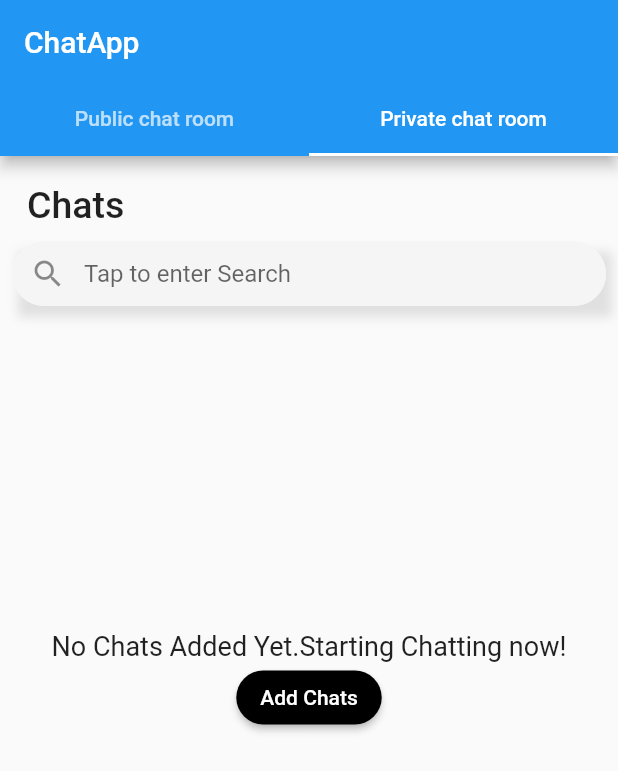
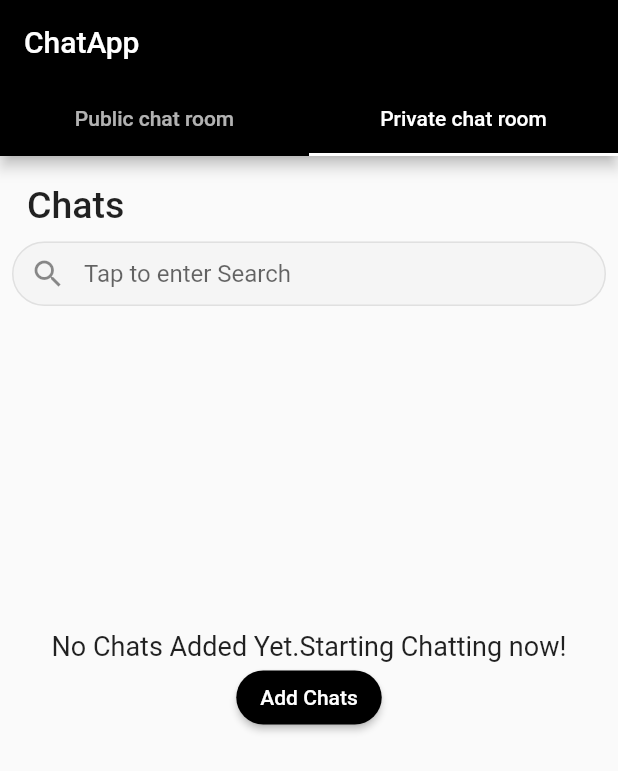
Before and after one commit to Overlord1600/ChatApp, a Flutter app: the screen it shows once a user with an empty profile is signed in, tab 2 chosen, on a phone screen of 412 x 824 dp. Shown: the top 771 px of the screen. Run offline on Flutter 3.47's test engine with Material 2 defaults, Android fonts, the phone set to English and light mode, and no system bars; our stand-ins replace cloud_firestore, firebase_auth, firebase_core; accounts and stored records are empty.

Commit message:
chat app v3

```diff
--- a/lib/Providers/Messages.dart
+++ b/lib/Providers/Messages.dart
@@ -3,7 +3,8 @@ import 'package:cloud_firestore/cloud_firestore.dart';
 
 class Messages extends ChangeNotifier {
   ScrollController controller = ScrollController();
-  void scroll() {
+  Future<void> scroll() async {
+    await Future.delayed(Duration.zero);
     controller.jumpTo(controller.position.maxScrollExtent);
   }
 
--- a/lib/Screens/PrivateChat.dart
+++ b/lib/Screens/PrivateChat.dart
@@ -27,14 +27,7 @@ class _PrivateChatScreenState extends State<PrivateChatScreen> {
                   style: TextStyle(fontWeight: FontWeight.w500, fontSize: 25),
                 ),
               ),
-              Container(
-                decoration: BoxDecoration(boxShadow: [
-                  BoxShadow(
-                    color: Colors.grey.shade300,
-                    blurRadius: 5,
-                    offset: const Offset(4, 7), // Shadow position
-                  ),
-                ]),
+              SizedBox(
                 height: 43,
                 child: TextField(
                     keyboardType: TextInputType.none,
@@ -49,13 +42,13 @@ class _PrivateChatScreenState extends State<PrivateChatScreen> {
                       hintText: 'Tap to enter Search',
                       enabledBorder: OutlineInputBorder(
                           borderRadius: BorderRadius.circular(30),
-                          borderSide: BorderSide(color: Colors.grey.shade100)),
+                          borderSide: BorderSide(color: Colors.grey.shade300)),
                       disabledBorder: OutlineInputBorder(
                           borderRadius: BorderRadius.circular(30),
-                          borderSide: BorderSide(color: Colors.grey.shade100)),
+                          borderSide: BorderSide(color: Colors.grey.shade300)),
                       focusedBorder: OutlineInputBorder(
                           borderRadius: BorderRadius.circular(30),
-                          borderSide: BorderSide(color: Colors.grey.shade100)),
+                          borderSide: BorderSide(color: Colors.grey.shade300)),
                     )),
               ),
               Container(
--- a/lib/Widgets/NoChatsPlaceholder.dart
+++ b/lib/Widgets/NoChatsPlaceholder.dart
@@ -11,14 +11,11 @@ class NoChatsPlaceholder extends StatelessWidget {
       child: Column(
         mainAxisAlignment: MainAxisAlignment.center,
         children: [
-          Container(
-            child: const Text(
+          const Text(
             'No Chats Added Yet.Starting Chatting now!',
             style: TextStyle(fontSize: 18, fontWeight: FontWeight.w400),
           ),
-          ),
-          Container(
-            child: ElevatedButton(
+          ElevatedButton(
             style: ButtonStyle(
                 shape: MaterialStateProperty.all(RoundedRectangleBorder(
                     borderRadius: BorderRadius.circular(20))),
@@ -26,7 +23,6 @@ class NoChatsPlaceholder extends StatelessWidget {
             onPressed: () {},
             child: const Text('Add Chats'),
           ),
-          )
         ],
       ),
     );
--- a/lib/main.dart
+++ b/lib/main.dart
@@ -1,4 +1,6 @@
 import 'package:chat_app/Providers/AuthenticationData.dart';
+import 'package:chat_app/Providers/CreateMethods.dart';
+import 'package:chat_app/Providers/FetcherMethods.dart';
 import 'package:chat_app/Screens/Authentication.dart';
 import 'package:chat_app/Screens/MainScreen.dart';
 import 'package:chat_app/Screens/SearchResultsScreen.dart';
@@ -9,8 +11,10 @@ import 'package:firebase_auth/firebase_auth.dart';
 import 'package:firebase_core/firebase_core.dart';
 import './Providers/Messages.dart';
 
-void main() {
+void main() async {
   WidgetsFlutterBinding.ensureInitialized();
+
+  await Firebase.initializeApp();
   SystemChrome.setPreferredOrientations(
       [DeviceOrientation.portraitUp, DeviceOrientation.portraitDown]);
   runApp(const MyApp());
@@ -25,17 +29,19 @@ class MyApp extends StatelessWidget {
     return MultiProvider(
         providers: [
           ChangeNotifierProvider.value(value: AuthenticationData()),
-        ChangeNotifierProvider.value(value: Messages())
+          ChangeNotifierProvider.value(value: Messages()),
+          ChangeNotifierProvider.value(value: FetcherMethods()),
+          ChangeNotifierProvider.value(value: CreateMethods()),
         ],
-      child: FutureBuilder(
-        future: Firebase.initializeApp(),
-        builder: (context, snapshot) {
-          if (snapshot.connectionState == ConnectionState.done) {
-            return MaterialApp(
-              routes: {'/SearchScreen': (context) => SearchScreen()},
+        child: MaterialApp(
+          routes: {
+            '/SearchScreen': (context) => SearchScreen(),
+          },
           title: 'Flutter Demo',
           theme: ThemeData(
-                primarySwatch: Colors.blue,
+            colorScheme: ThemeData()
+                .colorScheme
+                .copyWith(primary: Colors.black, secondary: Colors.black),
           ),
           home: StreamBuilder(
               stream: FirebaseAuth.instance.authStateChanges(),
@@ -49,12 +55,6 @@ class MyApp extends StatelessWidget {
                   return const AuthenticationScreen();
                 }
               })),
-            );
-          } else {
-            return const Center(child: CircularProgressIndicator());
-          }
-        },
-      ),
-    );
+        ));
   }
 }
```
Also changed, not shown: lib/Providers/CreateMethods.dart (+15 -4 lines), lib/Providers/FetcherMethods.dart (+22 -1 lines), lib/Screens/PublicChat.dart (+4 -7 lines), lib/Screens/SearchResultsScreen.dart (+66 -8 lines), lib/Screens/UserDetailsScreen.dart (added, +92 -0 lines), lib/Widgets/PublicChatListView.dart (+11 -5 lines), lib/Widgets/SearchSuggestionTile.dart (added, +44 -0 lines), lib/Widgets/UserInputKeyboard.dart (+4 -3 lines). Lines whose indentation alone changed are shown as unchanged.
